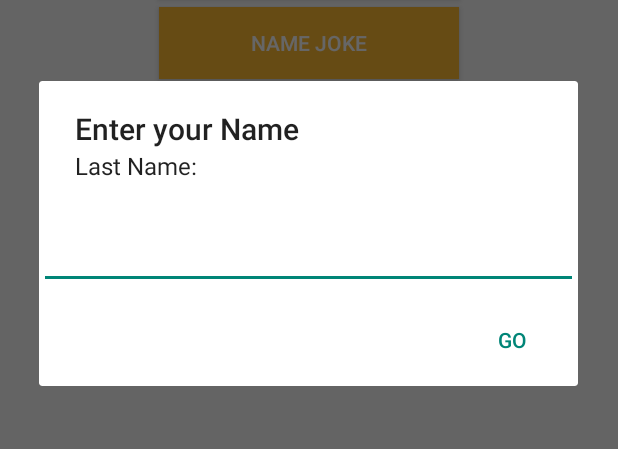
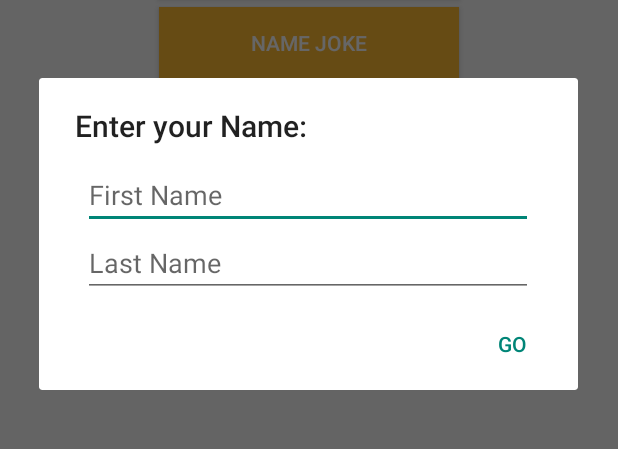
Before and after one commit to rjmangubat23/RandomJokesApp, an Android app: the screen it shows after launch (MainActivity), after a tap on "NAME JOKE", on a phone screen of 412 x 824 dp, the part 384-833 px from its top. Run offline under Robolectric (Android 15) with nearby library versions, the phone set to English and light mode, and no system bars; our stand-ins replace Volley; network calls fail.

Commit message:
Added Name Joke

```diff
--- a/app/src/main/java/com/dreamscape/rjmangubat/activities/MainActivity.java
+++ b/app/src/main/java/com/dreamscape/rjmangubat/activities/MainActivity.java
@@ -6,6 +6,7 @@ import android.content.DialogInterface;
 import android.content.Intent;
 import android.os.Bundle;
 import android.support.v7.app.ActionBarActivity;
+import android.view.LayoutInflater;
 import android.view.View;
 import android.widget.EditText;
 import android.widget.Toast;
@@ -29,7 +30,11 @@ public class MainActivity extends ActionBarActivity {
     private Jokes mJoke;
     private String mResult,
                    mFirstName,
-                   mLastname;
+                   mLastName;
+    private Intent intent;
+    private View v;
+    private EditText etFirstName,
+                     etLastName;
     private JSONObject mResponse;
     private ParseObject parseObject;
     private RequestQueue mQueue;
@@ -92,12 +97,12 @@ public class MainActivity extends ActionBarActivity {
         switch(v.getId()){
             case R.id.btnRandomJoke:
 
-                    RequestData(API_URL);
-                    mJoke.setJoke(mResult);
+                RequestData(API_URL);
+                mJoke.setJoke(mResult);
 
-                Intent intent = new Intent(this, ResultActivity.class);
-                    intent.putExtra("joke", mJoke);
-                    startActivity(intent);
+                intent = new Intent(this, ResultActivity.class);
+                intent.putExtra("joke", mJoke);
+                startActivity(intent);
 
                 break;
             case R.id.btnNameJoke:
@@ -112,33 +117,36 @@ public class MainActivity extends ActionBarActivity {
 
     }
 
-    protected void messageDialog(Activity activity){
-        AlertDialog.Builder alert = new AlertDialog.Builder(this);
-        alert.setTitle("Enter your Name");
-        final EditText etFirstName = new EditText(activity);
-        alert.setMessage("First Name:");
-        final EditText etLastName = new EditText(activity);
-        alert.setMessage("Last Name:");
+    public void messageDialog(Activity activity){
+        LayoutInflater inflater = LayoutInflater.from(activity);
+        v = inflater.inflate(R.layout.name_dialog, null);
 
-        alert.setView(etFirstName);
-        alert.setView(etLastName);
+        new AlertDialog.Builder(this)
+                .setView(v)
+                .setTitle("Enter your Name:")
+                .setNegativeButton("Go", new DialogInterface.OnClickListener(){
+                    public void onClick(DialogInterface dialog, int id){
+                        etFirstName = (EditText) v.findViewById(R.id.etFirstName);
+                        etLastName = (EditText) v.findViewById(R.id.etLastName);
 
-        alert.setPositiveButton("Go", new DialogInterface.OnClickListener() {
-            public void onClick(DialogInterface dialog, int whichButton) {
-                //What ever you want to do with the value
-                mFirstName = etFirstName.getText().toString();
+                        mFirstName = etFirstName.getText().toString().trim();
+                        mLastName = etLastName.getText().toString().trim();
 
 
-            }
-        });
+                        RequestData(API_URL+"?firstName="+mFirstName+"&lastName="+mLastName);
 
-        /*alert.setNegativeButton("No", new DialogInterface.OnClickListener() {
-            public void onClick(DialogInterface dialog, int whichButton) {
-                // what ever you want to do with No option.
-            }
-        });*/
+                        mJoke.setJoke(mResult);
 
-        alert.show();
+                        intent = new Intent(getApplicationContext(), ResultActivity.class);
+                        intent.putExtra("joke", mJoke);
+                        startActivity(intent);
+                        //msg = "result: "  + etLastName.getText().toString().trim() + etFirstName.getText().toString().trim();
+
+                        // Toast.makeText(getApplicationContext(), msg , Toast.LENGTH_SHORT).show();
+
+                    }
+                })
+                .show();
     }
 
 
--- /dev/null
+++ b/app/src/main/res/layout/name_dialog.xml
@@ -0,0 +1,26 @@
+<?xml version="1.0" encoding="utf-8"?>
+<RelativeLayout
+    xmlns:android="http://schemas.android.com/apk/res/android"
+    android:layout_width="match_parent"
+    android:layout_height="match_parent">
+
+
+    <EditText
+        android:layout_width="300dp"
+        android:layout_height="wrap_content"
+        android:inputType="textPersonName"
+        android:ems="10"
+        android:id="@+id/etFirstName"
+        android:hint="@string/first_name"
+        android:layout_marginTop="10dp"
+        android:layout_centerHorizontal="true" />
+    <EditText
+        android:layout_width="300dp"
+        android:layout_height="wrap_content"
+        android:inputType="textPersonName"
+        android:ems="10"
+        android:id="@+id/etLastName"
+        android:hint="@string/last_name"
+        android:layout_below="@+id/etFirstName"
+        android:layout_centerHorizontal="true" />
+</RelativeLayout>
--- a/app/src/main/res/values/strings.xml
+++ b/app/src/main/res/values/strings.xml
@@ -8,5 +8,7 @@
     <string name="name_joke">Name Joke</string>
     <string name="category_joke">Category Joke</string>
     <string name="title_activity_result_jokes">ResultActivity</string>
+    <string name="first_name">First Name</string>
+    <string name="last_name">Last Name</string>
 
 </resources>
```
Also changed, not shown: 3 other files.
